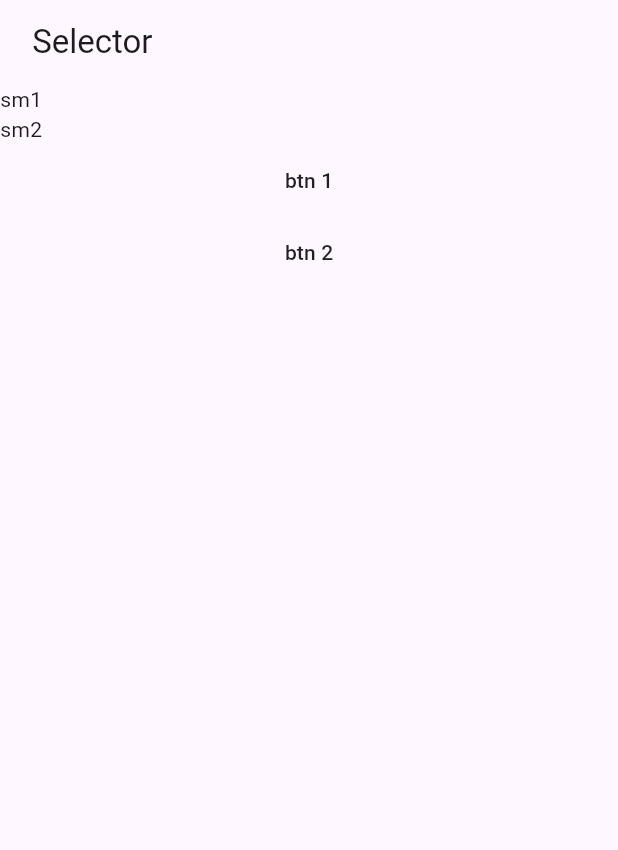
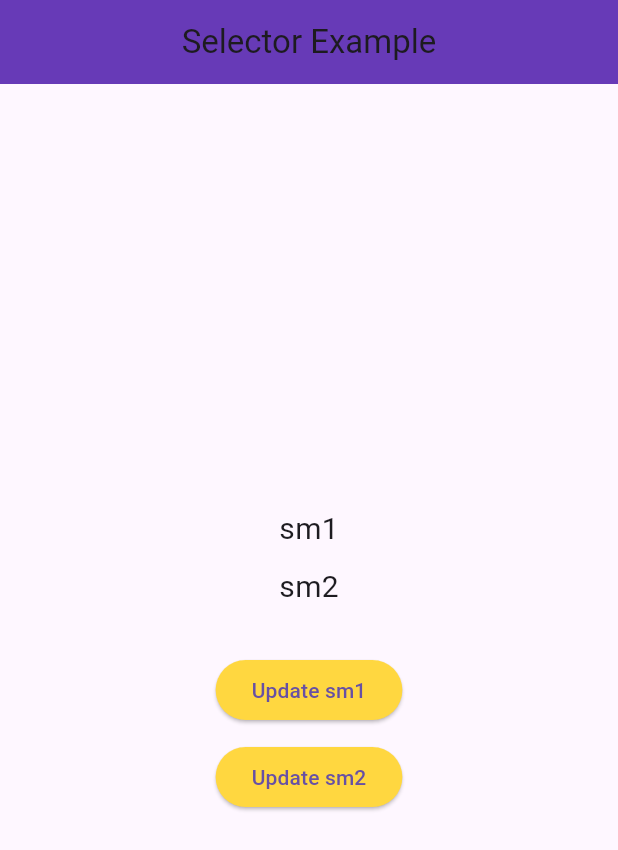
Before and after one commit to mohamadalnabhan/provider_practice, a Flutter app: the screen it shows after launch, on a phone screen of 412 x 824 dp. Shown: the top 850 px of the screen. Run offline on Flutter 3.47's test engine with Material 3 defaults, Android fonts, the phone set to English and light mode, and no system bars.

Commit message:
second commit

```diff
--- /dev/null
+++ b/lib/Selectorr.dart
@@ -0,0 +1,102 @@
+import 'package:flutter/material.dart';
+import 'package:provider/provider.dart';
+
+class Selectorr extends StatefulWidget {
+  const Selectorr({super.key});
+
+  @override
+  State<Selectorr> createState() => _SelectorrState();
+}
+
+class _SelectorrState extends State<Selectorr> {
+  @override
+  Widget build(BuildContext context) {
+    return ChangeNotifierProvider(
+      create: (context) => ProveOne(),
+      child: Scaffold(
+        appBar: AppBar(
+          title: const Text("Selector Example"),
+          backgroundColor: Colors.deepPurple,
+          centerTitle: true,
+        ),
+        body: Center(
+          child: Padding(
+            padding: const EdgeInsets.all(20),
+            child: Column(
+              mainAxisAlignment: MainAxisAlignment.center,
+              children: [
+                Selector<ProveOne, String>(
+                  selector: (context, prv1) => prv1.showone,
+                  builder: (context, proveone, child) {
+                    print("Selector 1 rebuilt");
+                    return Text(
+                      proveone,
+                      style: TextStyle(fontSize: 20),
+                    );
+                  },
+                ),
+                const SizedBox(height: 10),
+                Selector<ProveOne, String>(
+                  selector: (context, prv1) => prv1.showtwo,
+                  builder: (context, proveone, child) {
+                    print("Selector 2 rebuilt");
+                    return Text(
+                      proveone,
+                      style: TextStyle(fontSize: 20),
+                    );
+                  },
+                ),
+                const SizedBox(height: 30),
+                Consumer<ProveOne>(
+                  builder: (context, proveone, child) {
+                    return ElevatedButton(
+                          style: ElevatedButton.styleFrom(
+                            backgroundColor: Colors.amberAccent
+                          ),
+                      onPressed: () {
+                        proveone.doSomthing1();
+                      },
+                      child: const Text("Update sm1"),
+                    );
+                  },
+                ),
+                const SizedBox(height: 10),
+                Consumer<ProveOne>(
+                  builder: (context, proveone, child) {
+                    return ElevatedButton(
+                       style: ElevatedButton.styleFrom(
+                            backgroundColor: Colors.amberAccent
+                          ),
+                      onPressed: () {
+                        proveone.doSomthing2();
+                      },
+                      child: const Text("Update sm2"),
+                    );
+                  },
+                ),
+              ],
+            ),
+          ),
+        ),
+      ),
+    );
+  }
+}
+
+class ProveOne extends ChangeNotifier {
+  String sm1 = "sm1";
+  String sm2 = "sm2";
+
+  String get showone => sm1;
+  String get showtwo => sm2;
+
+  void doSomthing1() {
+    sm1 = "Updated sm1";
+    notifyListeners();
+  }
+
+  void doSomthing2() {
+    sm2 = "Updated sm2";
+    notifyListeners();
+  }
+}
--- a/lib/home.dart
+++ /dev/null
@@ -1,76 +0,0 @@
-import 'package:flutter/material.dart';
-import 'package:provider/provider.dart';
-
-class Home extends StatefulWidget {
-  const Home({super.key});
-
-  @override
-  State<Home> createState() => _HomeState();
-}
-
-class _HomeState extends State<Home> {
-  @override
-  Widget build(BuildContext context) {
-    return ChangeNotifierProvider(
-      create: (context) => ProveOne(),
-      child: Scaffold(
-        appBar: AppBar(title: Text(" Selector ")),
-        body: ListView(
-          children: <Widget>[
-            Selector<ProveOne, String>(
-              selector: (context, prv1) => prv1.showone,
-
-              builder: (context, proveone, child) {
-                print("co sm 1");
-                return Text("${proveone}");
-              },
-            ),
-              Selector<ProveOne, String>(
-              selector: (context, prv1) => prv1.showtwo,
-              builder: (context, proveone, child) {
-                print("co sm 2");
-                return Text("${proveone}");
-              },
-            ),
-            Consumer<ProveOne>(
-              builder: (context, proveone, child) {
-                return MaterialButton(
-                  onPressed: () {
-                    proveone.doSomthing1();
-                  },
-                  child: Text("btn 1"),
-                );
-              },
-            ),
-            Consumer<ProveOne>(
-              builder: (context, proveone, child) {
-                return MaterialButton(
-                  onPressed: () {
-                    proveone.doSomthing2();
-                  },
-                  child: Text("btn 2"),
-                );
-              },
-          )
-          ],
-        ),
-      ),
-    );
-  }
-}
-
-class ProveOne extends ChangeNotifier {
-  String sm1 = "sm1";
-  String sm2 = "sm2";
-  get showone => sm1;
-  get showtwo => sm2;
-  doSomthing1() {
-    sm1 = "hellllo sm 1";
-    notifyListeners();
-  }
-
-  doSomthing2() {
-    sm2 = "hellllo sm 2";
-    notifyListeners();
-  }
-}
--- a/lib/main.dart
+++ b/lib/main.dart
@@ -1,5 +1,6 @@
 import 'package:flutter/material.dart';
-import 'package:shopping/home.dart';
+import 'package:provider/provider.dart';
+import 'package:shopping/Selectorr.dart';
 
 void main() {
   runApp(const MyApp());
@@ -13,7 +14,7 @@ class MyApp extends StatelessWidget {
   Widget build(BuildContext context) {
     return MaterialApp(
    debugShowCheckedModeBanner: false,
-   home: Home(),
+   home: Selectorr(),
     );
   }
 }
```
